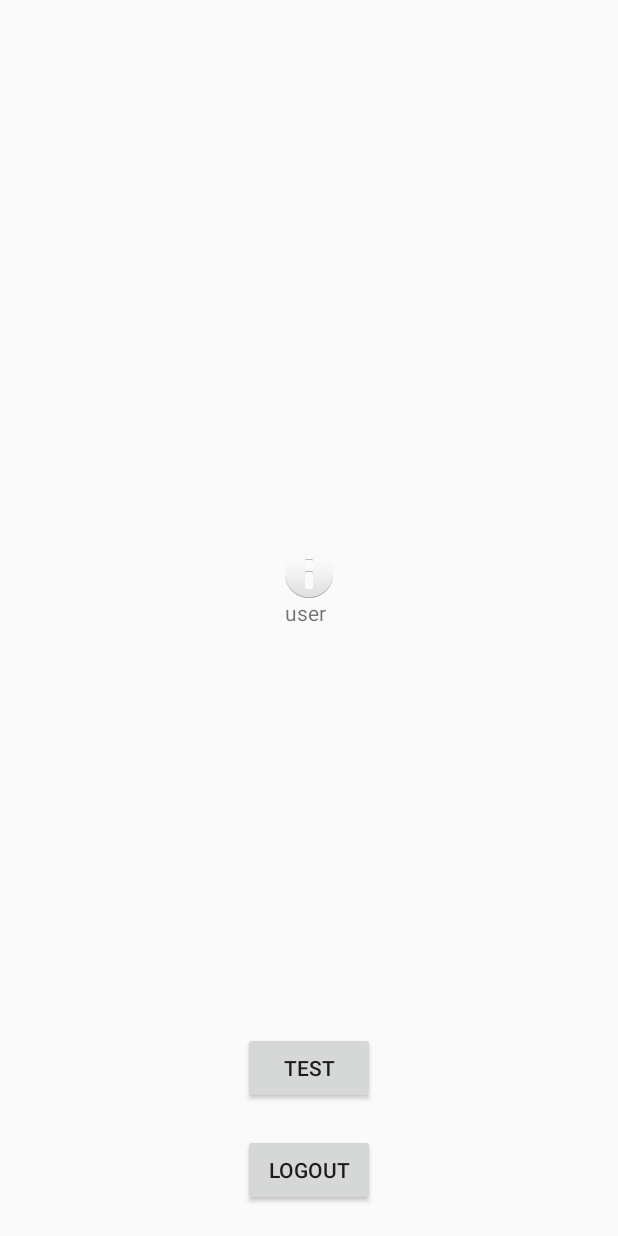
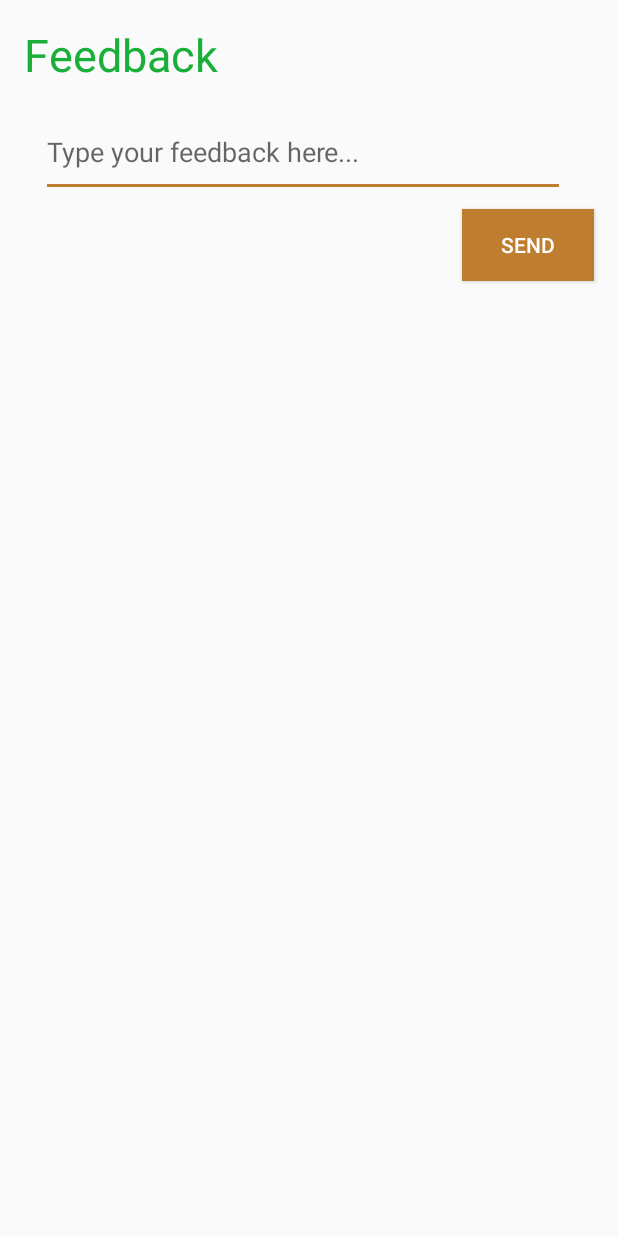
Before and after one commit to ugikmat/Col-LAB, an Android app: the screen it shows after launch once a user with an empty profile is signed in (ProfileActivity before the commit, FeedbackActivity after it), in the side drawer, after a tap on "Give Feedback", on a phone screen of 412 x 824 dp. Run offline under Robolectric (Android 15) with nearby library versions, the phone set to English and light mode, and no system bars; our stand-ins replace Firebase (no records; nobody signed in at launch, a user with empty details on screens opened directly); libraries missing offline, so code that uses them is left out: com.robertlevonyan.views; 5 statements that could not run were skipped.

Commit message:
Fix Feedback activity and imporove nagivation function

```diff
--- a/app/src/main/AndroidManifest.xml
+++ b/app/src/main/AndroidManifest.xml
@@ -22,7 +22,6 @@
             android:label="Sign Up" />
         <activity
             android:name=".MainActivity"
-            android:label="@string/title_activity_main"
             android:theme="@style/AppTheme">
             <intent-filter>
                 <action android:name="android.intent.action.MAIN" />
@@ -30,7 +29,7 @@
                 <category android:name="android.intent.category.LAUNCHER" />
             </intent-filter>
         </activity>
-        <activity android:name=".model.FeedbackActivity"></activity>
+        <activity android:name=".FeedbackActivity"></activity>
     </application>
 
 </manifest>
--- a/app/src/main/java/id/poros/filkom/col_lab/model/FeedbackActivity.java
+++ b/app/src/main/java/id/poros/filkom/col_lab/FeedbackActivity.java
@@ -1,4 +1,4 @@
-package id.poros.filkom.col_lab.model;
+package id.poros.filkom.col_lab;
 
 import android.support.v7.app.AppCompatActivity;
 import android.os.Bundle;
@@ -8,5 +8,6 @@ public class FeedbackActivity extends AppCompatActivity {
     @Override
     protected void onCreate(Bundle savedInstanceState) {
         super.onCreate(savedInstanceState);
+        setContentView(R.layout.activity_feedback);
     }
 }
--- a/app/src/main/java/id/poros/filkom/col_lab/MainActivity.java
+++ b/app/src/main/java/id/poros/filkom/col_lab/MainActivity.java
@@ -115,8 +115,12 @@ public class MainActivity extends AppCompatActivity
         int id = item.getItemId();
         String tag="";
 
+        Class<?> cls=null;
+
         switch (id){
-            case R.id.nav_profile:
+            case R.id.nav_profile:tag="ACTIVITY"; cls = ProfileActivity.class;
+                break;
+            case R.id.nav_feedback:tag="ACTIVITY"; cls = FeedbackActivity.class;
                 break;
             case R.id.nav_agenda:getSupportActionBar().setTitle("Agenda");tag="AGENDA";fabAdd.setText("New Agenda");
                 break;
@@ -130,8 +134,8 @@ public class MainActivity extends AppCompatActivity
 
         DrawerLayout drawer = (DrawerLayout) findViewById(R.id.drawer_layout);
         drawer.closeDrawer(GravityCompat.START);
-        if (!tag.isEmpty())return switchFragment(tag);
-        else startActivity(new Intent(this,ProfileActivity.class));
+        if (tag.equalsIgnoreCase("ACTIVITY"))startActivity(new Intent(this,cls));
+        else if(!tag.isEmpty()) return switchFragment(tag);
         return false;
     }
 
--- a/app/src/main/res/layout/activity_feedback.xml
+++ b/app/src/main/res/layout/activity_feedback.xml
@@ -4,7 +4,7 @@
     xmlns:tools="http://schemas.android.com/tools"
     android:layout_width="match_parent"
     android:layout_height="match_parent"
-    tools:context=".model.FeedbackActivity">
+    tools:context=".FeedbackActivity">
 
     <TextView
         android:id="@+id/textView2"
```
